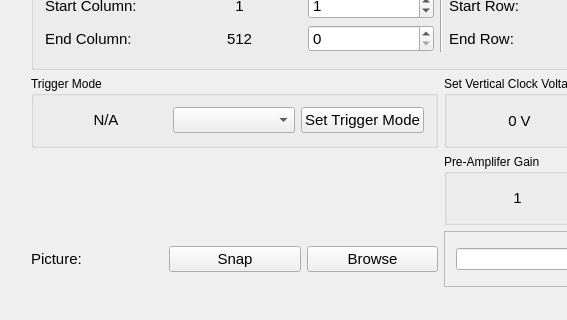
The window that cam_gui/cam_gui.ui (iontrapimperial2/XCon_Imperial_Camera_2) describes before a commit, drawn with Qt 5; both pictures show x 0 to 567 and y 502 to 822 of the 863 by 822 pixel window.
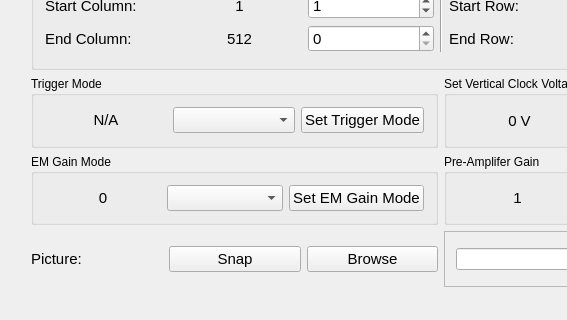
The same window after the commit.

Commit message: added manual setting of EMCCD gain mode

What changed in the file:
```diff
--- a/cam_gui/cam_gui.ui
+++ b/cam_gui/cam_gui.ui
@@ -1189,6 +1189,60 @@
         </layout>
        </widget>
       </item>
+      <item row="11" column="1" colspan="3">
+       <widget class="QGroupBox" name="groupBox_11">
+        <property name="font">
+         <font>
+          <pointsize>9</pointsize>
+         </font>
+        </property>
+        <property name="title">
+         <string>EM Gain Mode</string>
+        </property>
+        <layout class="QGridLayout" name="gridLayout_24">
+         <item row="0" column="0">
+          <layout class="QGridLayout" name="gridLayout_25">
+           <item row="0" column="0">
+            <widget class="QLabel" name="label_EM_gain_mode">
+             <property name="font">
+              <font>
+               <pointsize>11</pointsize>
+              </font>
+             </property>
+             <property name="text">
+              <string>0</string>
+             </property>
+             <property name="alignment">
+              <set>Qt::AlignCenter</set>
+             </property>
+            </widget>
+           </item>
+           <item row="0" column="1">
+            <widget class="QComboBox" name="comboBox_EM_gain_mode">
+             <property name="font">
+              <font>
+               <pointsize>11</pointsize>
+              </font>
+             </property>
+            </widget>
+           </item>
+           <item row="0" column="2">
+            <widget class="QPushButton" name="pushButton_EM_gain_mode">
+             <property name="font">
+              <font>
+               <pointsize>11</pointsize>
+              </font>
+             </property>
+             <property name="text">
+              <string>Set EM Gain Mode</string>
+             </property>
+            </widget>
+           </item>
+          </layout>
+         </item>
+        </layout>
+       </widget>
+      </item>
      </layout>
     </item>
    </layout>
```
The commit also changes 6 other files.
